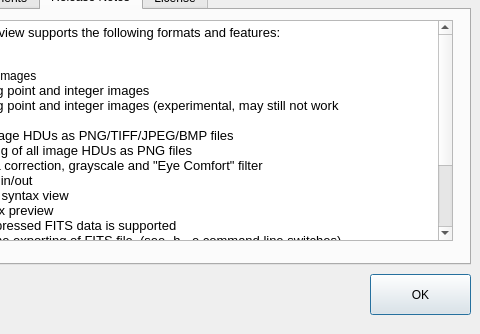
Before: the Qt Designer form aboutdialog.ui in surhh/nfitsview, drawn with Qt 5; both pictures show x 120 to 600 and y 166 to 500 of the 600 by 500 pixel window.
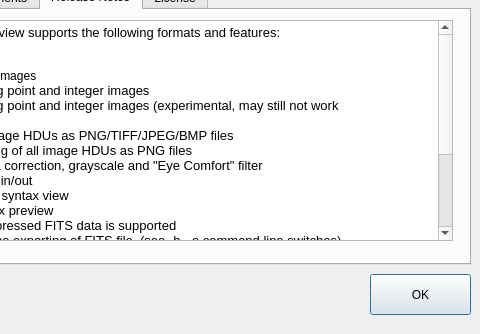
After: the same form once the commit is applied. The open tabs and pages were chosen to show the change. Icons and pictures are not drawn.

Commit message: Added 32/64-bit floating point color mapping modes (includes lots of changes)

Patch:
```diff
--- a/aboutdialog.ui
+++ b/aboutdialog.ui
@@ -219,12 +219,14 @@
 &lt;p style=&quot; margin-top:0px; margin-bottom:0px; margin-left:0px; margin-right:0px; -qt-block-indent:0; text-indent:0px;&quot;&gt;&lt;span style=&quot; font-family:'Noto Sans'; font-size:10pt;&quot;&gt;-    Raw data hex preview&lt;/span&gt;&lt;/p&gt;
 &lt;p style=&quot; margin-top:0px; margin-bottom:0px; margin-left:0px; margin-right:0px; -qt-block-indent:0; text-indent:0px;&quot;&gt;&lt;span style=&quot; font-family:'Noto Sans'; font-size:10pt;&quot;&gt;-    Only uncompressed FITS data is supported &lt;/span&gt;&lt;/p&gt;
 &lt;p style=&quot; margin-top:0px; margin-bottom:0px; margin-left:0px; margin-right:0px; -qt-block-indent:0; text-indent:0px;&quot;&gt;&lt;span style=&quot; font-family:'Noto Sans'; font-size:10pt;&quot;&gt;-    Command line exporting of FITS file  (see -h, -e command line switches).&lt;/span&gt;&lt;/p&gt;
-&lt;p style=&quot; margin-top:0px; margin-bottom:0px; margin-left:0px; margin-right:0px; -qt-block-indent:0; text-indent:0px;&quot;&gt;&lt;span style=&quot; font-family:'Noto Sans'; font-size:10pt;&quot;&gt;     &lt;/span&gt;&lt;span style=&quot; font-family:'Noto Sans'; font-size:10pt; font-style:italic;&quot;&gt;Note: the console output is not visible on Windows platform.&lt;/span&gt;&lt;/p&gt;
+&lt;p style=&quot; margin-top:0px; margin-bottom:0px; margin-left:0px; margin-right:0px; -qt-block-indent:0; text-indent:0px;&quot;&gt;&lt;span style=&quot; font-family:'Noto Sans'; font-size:10pt;&quot;&gt;     &lt;/span&gt;&lt;span style=&quot; font-family:'Noto Sans'; font-size:10pt; font-style:italic;&quot;&gt;Note: the console output is not visible on Windows platform. The command line &lt;/span&gt;&lt;/p&gt;
+&lt;p style=&quot; margin-top:0px; margin-bottom:0px; margin-left:0px; margin-right:0px; -qt-block-indent:0; text-indent:0px;&quot;&gt;&lt;span style=&quot; font-family:'Noto Sans'; font-size:10pt; font-style:italic;&quot;&gt;     supports image exporting only in &amp;quot;Original&amp;quot; mapping mode.&lt;/span&gt;&lt;/p&gt;
 &lt;p style=&quot;-qt-paragraph-type:empty; margin-top:0px; margin-bottom:0px; margin-left:0px; margin-right:0px; -qt-block-indent:0; text-indent:0px; font-family:'Noto Sans'; font-size:10pt;&quot;&gt;&lt;br /&gt;&lt;/p&gt;
 &lt;p style=&quot; margin-top:0px; margin-bottom:0px; margin-left:0px; margin-right:0px; -qt-block-indent:0; text-indent:0px;&quot;&gt;&lt;span style=&quot; font-family:'Noto Sans'; font-size:10pt;&quot;&gt;Fixes and new features in this release:&lt;/span&gt;&lt;/p&gt;
 &lt;p style=&quot;-qt-paragraph-type:empty; margin-top:0px; margin-bottom:0px; margin-left:0px; margin-right:0px; -qt-block-indent:0; text-indent:0px; font-family:'Noto Sans'; font-size:10pt;&quot;&gt;&lt;br /&gt;&lt;/p&gt;
 &lt;p style=&quot; margin-top:0px; margin-bottom:0px; margin-left:0px; margin-right:0px; -qt-block-indent:0; text-indent:0px;&quot;&gt;&lt;span style=&quot; font-family:'Noto Sans'; font-size:10pt;&quot;&gt;-    Added 8-bit images support&lt;/span&gt;&lt;/p&gt;
-&lt;p style=&quot; margin-top:0px; margin-bottom:0px; margin-left:0px; margin-right:0px; -qt-block-indent:0; text-indent:0px;&quot;&gt;&lt;span style=&quot; font-family:'Noto Sans'; font-size:10pt;&quot;&gt;-    Fixed a 64-bit images displaying bug&lt;/span&gt;&lt;/p&gt;&lt;/body&gt;&lt;/html&gt;</string>
+&lt;p style=&quot; margin-top:0px; margin-bottom:0px; margin-left:0px; margin-right:0px; -qt-block-indent:0; text-indent:0px;&quot;&gt;&lt;span style=&quot; font-family:'Noto Sans'; font-size:10pt;&quot;&gt;-    Fixed a 64-bit images displaying bug&lt;/span&gt;&lt;/p&gt;
+&lt;p style=&quot; margin-top:0px; margin-bottom:0px; margin-left:0px; margin-right:0px; -qt-block-indent:0; text-indent:0px;&quot;&gt;&lt;span style=&quot; font-family:'Noto Sans'; font-size:10pt;&quot;&gt;-    Added different modes for 32/64-bit floating point color mappings&lt;/span&gt;&lt;/p&gt;&lt;/body&gt;&lt;/html&gt;</string>
      </property>
     </widget>
    </widget>
```
The commit also changes 12 other files.
